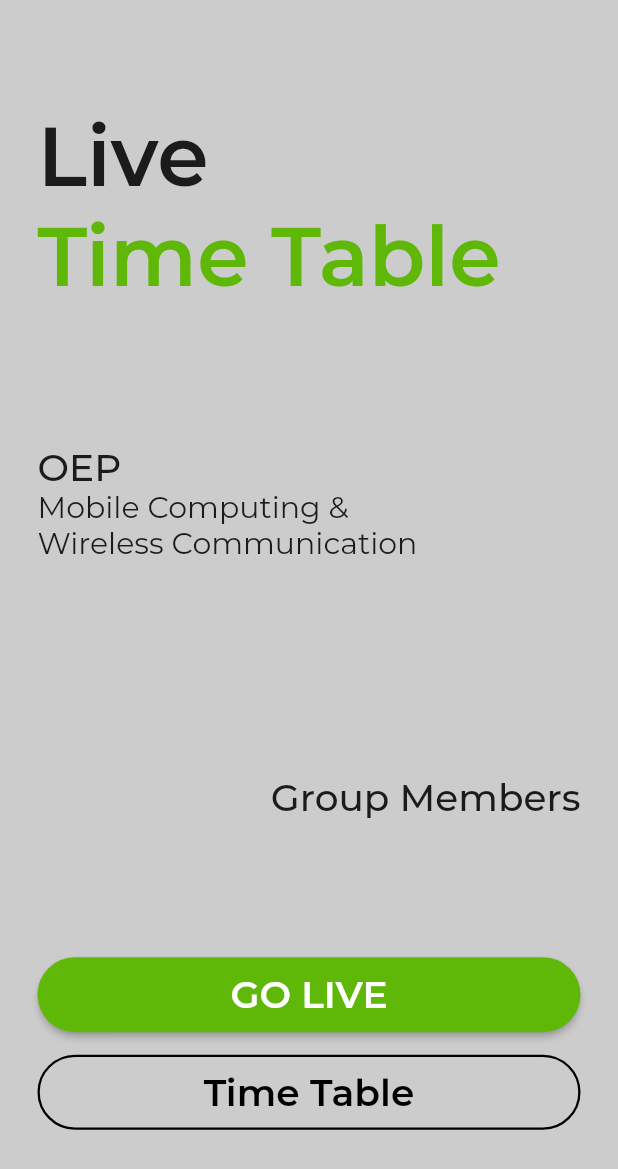
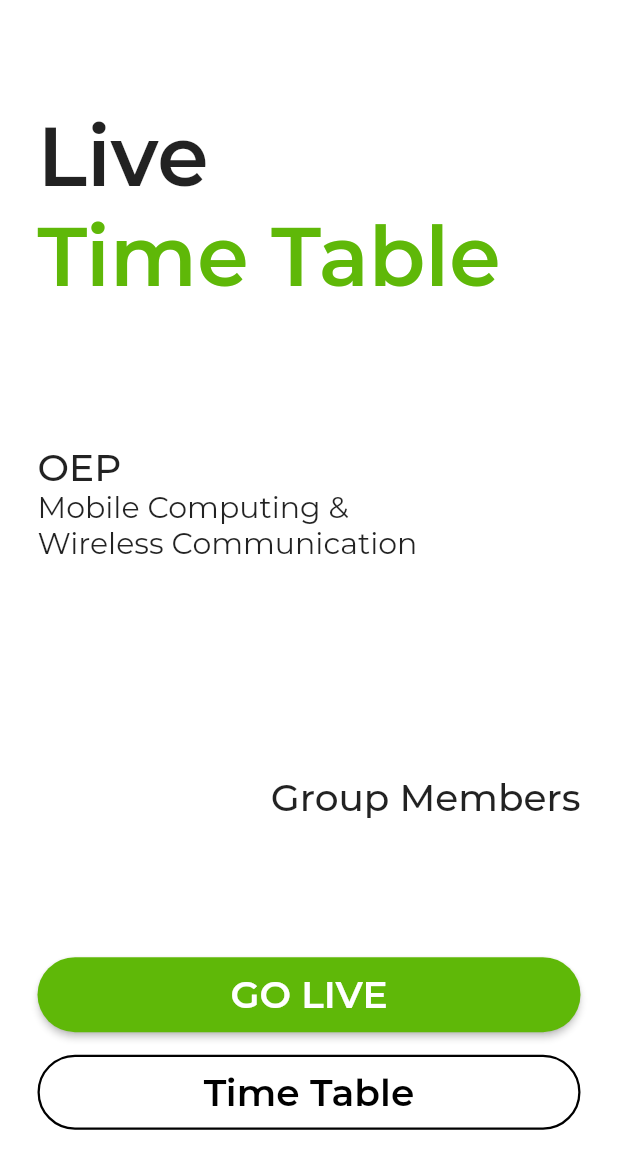
Before and after one commit to JaySonani/Live-Time-Table, a Flutter app: the first screen one second after launch, on a phone screen of 412 x 824 dp. Shown: the top 1169 px of the screen. Run offline on Flutter 3.47's test engine with Material 2 defaults, Android fonts, the phone set to English and light mode, and no system bars; our stand-ins replace cloud_firestore, modal_progress_hud, rflutter_alert; accounts and stored records are empty.

```diff
--- a/lib/screens/welcome_screen.dart
+++ b/lib/screens/welcome_screen.dart
@@ -15,7 +15,7 @@ class _WelcomeScreenState extends State<WelcomeScreen>
   void initState() {
     super.initState();
     controller = AnimationController(
-      duration: Duration(seconds: 1),
+      duration: Duration(milliseconds: 500),
       vsync: this,
     );
     animation =
@@ -38,7 +38,6 @@ class _WelcomeScreenState extends State<WelcomeScreen>
             Column(
               children: <Widget>[
                 Row(
-                  // mainAxisAlignment: MainAxisAlignment.start,
                   children: <Widget>[
                     Text(
                       "Live",
@@ -48,7 +47,6 @@ class _WelcomeScreenState extends State<WelcomeScreen>
                   ],
                 ),
                 Row(
-                  // mainAxisAlignment: MainAxisAlignment.start,
                   children: <Widget>[
                     Text(
                       "Time Table",
```
Also changed, not shown: 2 other files.
